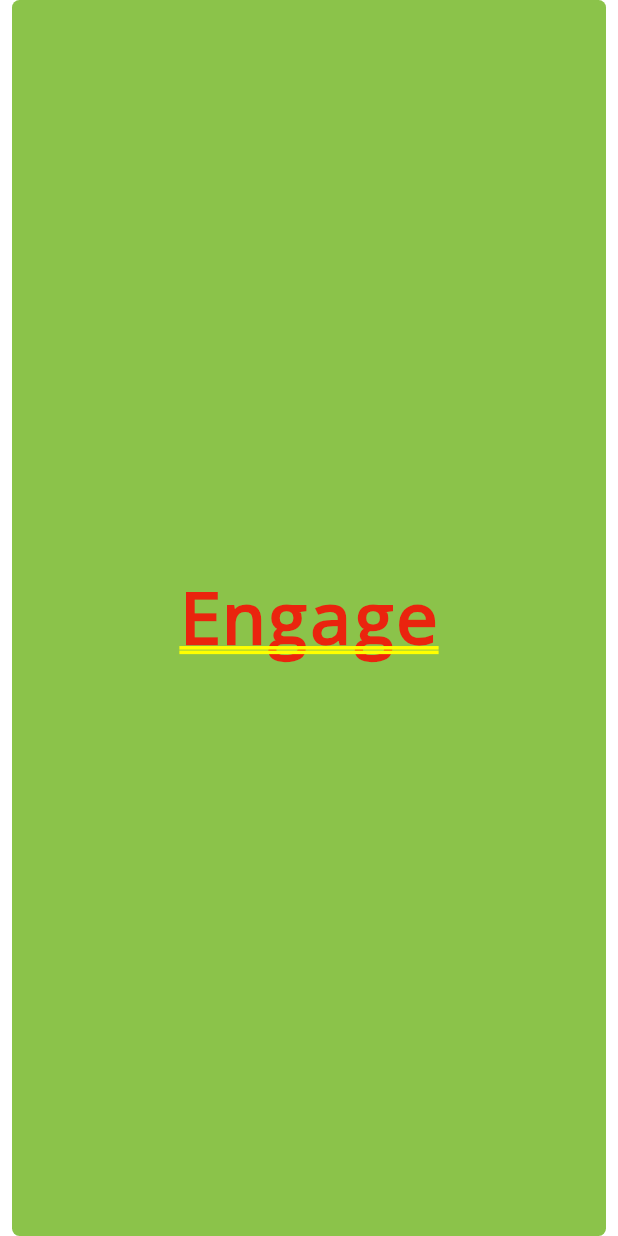
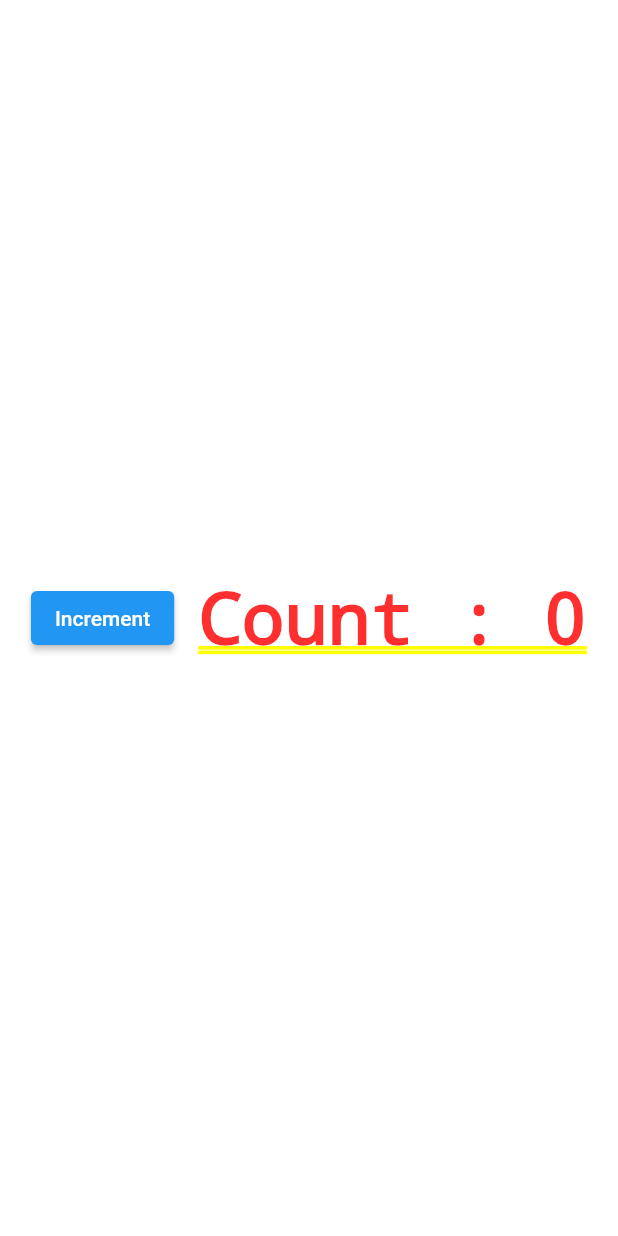
Before and after one commit to jin-vita/flutterTest, a Flutter app: the screen it shows after launch, on a phone screen of 412 x 824 dp. Run offline on Flutter 3.47's test engine with Material 2 defaults, Android fonts, the phone set to English and light mode, and no system bars.

Commit message:
main.dart stateless_counter.dart

```diff
--- a/lib/basic_widget/material_scaffold.dart
+++ b/lib/basic_widget/material_scaffold.dart
@@ -8,7 +8,7 @@ class MaterialScaffold extends StatelessWidget {
     return Scaffold(
       appBar: AppBar(
         leading: const IconButton(onPressed: null, icon: Icon(Icons.menu)),
-        title: const Text('MyScaffold'),
+        title: const Text('MaterialScaffold'),
         actions: const [IconButton(onPressed: null, icon: Icon(Icons.search))],
       ),
       body: const Center(
--- /dev/null
+++ b/lib/basic_widget/stateless_counter.dart
@@ -0,0 +1,24 @@
+import 'package:flutter/material.dart';
+
+class StatelessCounter extends StatelessWidget {
+  StatelessCounter({Key? key}) : super(key: key);
+
+  int _counter = 0;
+
+  void _increment() {
+    _counter++;
+    print('counter = $_counter');
+  }
+
+  @override
+  Widget build(BuildContext context) {
+    return Row(
+      mainAxisAlignment: MainAxisAlignment.center,
+      children: [
+        ElevatedButton(onPressed: _increment, child: const Text('Increment')),
+        const SizedBox(width: 16),
+        Text('Count : $_counter')
+      ],
+    );
+  }
+}
--- a/lib/main.dart
+++ b/lib/main.dart
@@ -2,10 +2,11 @@ import 'package:flutter/material.dart';
 import 'package:flutter3/basic_widget/gesture_button.dart';
 import 'package:flutter3/basic_widget/material_scaffold.dart';
 import 'package:flutter3/basic_widget/my_scaffold.dart';
+import 'package:flutter3/basic_widget/stateless_counter.dart';
 
 void main() {
-  runApp(const MaterialApp(
+  runApp(MaterialApp(
     title: "My  app",
-    home: SafeArea(child: GestureButton()),
+    home: SafeArea(child: StatelessCounter()),
   ));
 }
```
